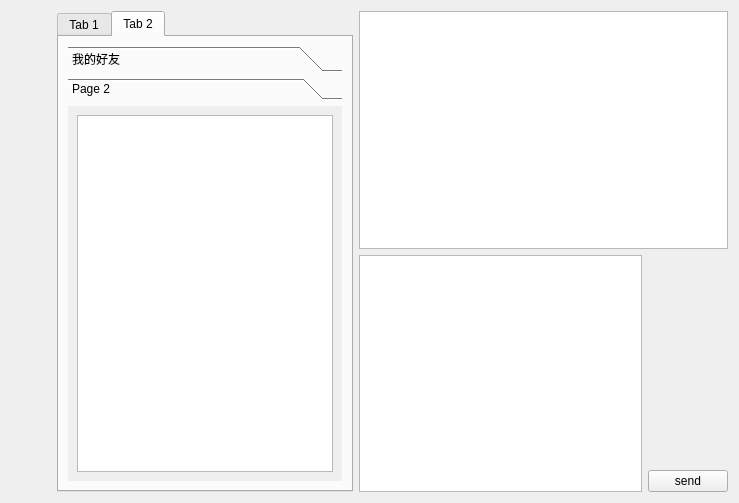
The window that client/ui/chatroom.ui (TT2TER/Echoplex) describes before a commit, drawn with Qt 5.
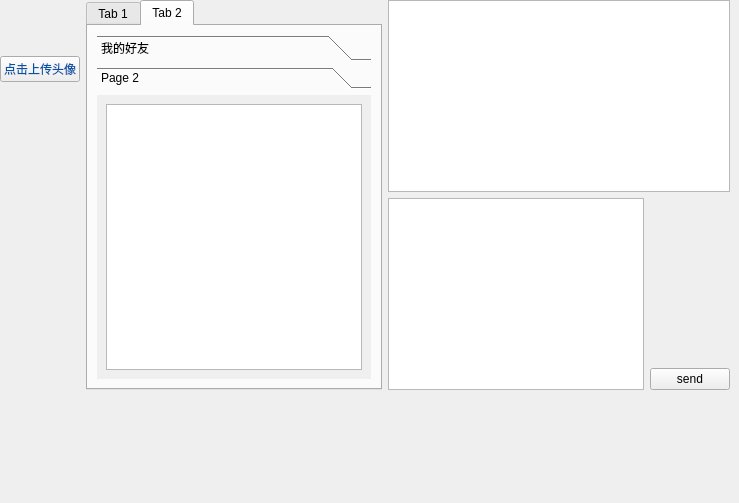
The same window after the commit. The open tabs and pages were chosen to show the change. Icons and pictures are not drawn. Custom widgets are drawn as their Qt base class.

```diff
--- a/client/ui/chatroom.ui
+++ b/client/ui/chatroom.ui
@@ -13,45 +13,188 @@
   <property name="windowTitle">
    <string>Form</string>
   </property>
-  <layout class="QVBoxLayout" name="verticalLayout_8">
-   <item>
+  <widget class="QWidget" name="">
     <layout class="QHBoxLayout" name="horizontalLayout_3">
      <item>
       <layout class="QVBoxLayout" name="verticalLayout_7">
        <item>
-        <widget class="AvatarWidget" name="AvatarWidget">
-         <property name="sizePolicy">
-          <sizepolicy hsizetype="Fixed" vsizetype="Fixed">
-           <horstretch>0</horstretch>
-           <verstretch>0</verstretch>
-          </sizepolicy>
-         </property>
+       <widget class="QLabel" name="img_show">
          <property name="minimumSize">
           <size>
-           <width>40</width>
-           <height>40</height>
+          <width>50</width>
+          <height>50</height>
           </size>
          </property>
          <property name="maximumSize">
           <size>
-           <width>40</width>
-           <height>40</height>
-          </size>
-         </property>
-         <property name="baseSize">
-          <size>
-           <width>40</width>
-           <height>40</height>
-          </size>
-         </property>
-         <property name="pixmap">
-          <pixmap>../../../../../Pictures/Camera Roll/截图-FIFA.png</pixmap>
+          <width>80</width>
+          <height>80</height>
+         </size>
+        </property>
+        <property name="palette">
+         <palette>
+          <active>
+           <colorrole role="WindowText">
+            <brush brushstyle="SolidPattern">
+             <color alpha="255">
+              <red>57</red>
+              <green>234</green>
+              <blue>242</blue>
+             </color>
+            </brush>
+           </colorrole>
+           <colorrole role="Base">
+            <brush brushstyle="SolidPattern">
+             <color alpha="255">
+              <red>32</red>
+              <green>74</green>
+              <blue>135</blue>
+             </color>
+            </brush>
+           </colorrole>
+          </active>
+          <inactive>
+           <colorrole role="WindowText">
+            <brush brushstyle="SolidPattern">
+             <color alpha="255">
+              <red>57</red>
+              <green>234</green>
+              <blue>242</blue>
+             </color>
+            </brush>
+           </colorrole>
+           <colorrole role="Base">
+            <brush brushstyle="SolidPattern">
+             <color alpha="255">
+              <red>32</red>
+              <green>74</green>
+              <blue>135</blue>
+             </color>
+            </brush>
+           </colorrole>
+          </inactive>
+          <disabled>
+           <colorrole role="WindowText">
+            <brush brushstyle="SolidPattern">
+             <color alpha="255">
+              <red>190</red>
+              <green>190</green>
+              <blue>190</blue>
+             </color>
+            </brush>
+           </colorrole>
+           <colorrole role="Base">
+            <brush brushstyle="SolidPattern">
+             <color alpha="255">
+              <red>239</red>
+              <green>239</green>
+              <blue>239</blue>
+             </color>
+            </brush>
+           </colorrole>
+          </disabled>
+         </palette>
+        </property>
+        <property name="cursor">
+         <cursorShape>ArrowCursor</cursorShape>
+        </property>
+        <property name="frameShape">
+         <enum>QFrame::NoFrame</enum>
+        </property>
+        <property name="frameShadow">
+         <enum>QFrame::Raised</enum>
+        </property>
+        <property name="text">
+         <string>&lt;html&gt;&lt;head/&gt;&lt;body&gt;&lt;p&gt;&lt;br/&gt;&lt;/p&gt;&lt;/body&gt;&lt;/html&gt;</string>
+        </property>
+        <property name="textFormat">
+         <enum>Qt::AutoText</enum>
          </property>
          <property name="scaledContents">
           <bool>false</bool>
          </property>
         </widget>
        </item>
+      <item>
+       <widget class="PushButton" name="img_butt">
+        <property name="maximumSize">
+         <size>
+          <width>100</width>
+          <height>16777215</height>
+         </size>
+        </property>
+        <property name="palette">
+         <palette>
+          <active>
+           <colorrole role="WindowText">
+            <brush brushstyle="SolidPattern">
+             <color alpha="255">
+              <red>1</red>
+              <green>83</green>
+              <blue>168</blue>
+             </color>
+            </brush>
+           </colorrole>
+           <colorrole role="ButtonText">
+            <brush brushstyle="SolidPattern">
+             <color alpha="255">
+              <red>1</red>
+              <green>83</green>
+              <blue>168</blue>
+             </color>
+            </brush>
+           </colorrole>
+          </active>
+          <inactive>
+           <colorrole role="WindowText">
+            <brush brushstyle="SolidPattern">
+             <color alpha="255">
+              <red>1</red>
+              <green>83</green>
+              <blue>168</blue>
+             </color>
+            </brush>
+           </colorrole>
+           <colorrole role="ButtonText">
+            <brush brushstyle="SolidPattern">
+             <color alpha="255">
+              <red>1</red>
+              <green>83</green>
+              <blue>168</blue>
+             </color>
+            </brush>
+           </colorrole>
+          </inactive>
+          <disabled>
+           <colorrole role="WindowText">
+            <brush brushstyle="SolidPattern">
+             <color alpha="255">
+              <red>190</red>
+              <green>190</green>
+              <blue>190</blue>
+             </color>
+            </brush>
+           </colorrole>
+           <colorrole role="ButtonText">
+            <brush brushstyle="SolidPattern">
+             <color alpha="255">
+              <red>190</red>
+              <green>190</green>
+              <blue>190</blue>
+             </color>
+            </brush>
+           </colorrole>
+          </disabled>
+         </palette>
+        </property>
+        <property name="cursor">
+         <cursorShape>PointingHandCursor</cursorShape>
+        </property>
+        <property name="text">
+         <string>点击上传头像</string>
+        </property>
+       </widget>
+      </item>
        <item>
         <spacer name="verticalSpacer_2">
          <property name="orientation">
@@ -145,8 +288,8 @@
                <rect>
                 <x>0</x>
                 <y>0</y>
-                <width>98</width>
-                <height>88</height>
+               <width>274</width>
+               <height>277</height>
                </rect>
               </property>
               <attribute name="label">
@@ -205,8 +348,7 @@
       </layout>
      </item>
     </layout>
-   </item>
-  </layout>
+  </widget>
  </widget>
  <customwidgets>
   <customwidget>
@@ -214,16 +356,6 @@
    <extends>QPushButton</extends>
    <header>qfluentwidgets</header>
   </customwidget>
-  <customwidget>
-   <class>ImageLabel</class>
-   <extends>QLabel</extends>
-   <header>qfluentwidgets</header>
-  </customwidget>
-  <customwidget>
-   <class>AvatarWidget</class>
-   <extends>ImageLabel</extends>
-   <header>qfluentwidgets</header>
-  </customwidget>
   <customwidget>
    <class>TextEdit</class>
    <extends>QTextEdit</extends>
```
Left out of the diff: 2 changed lines with no effect on the pictures. Lines whose indentation alone changed are shown as unchanged.
